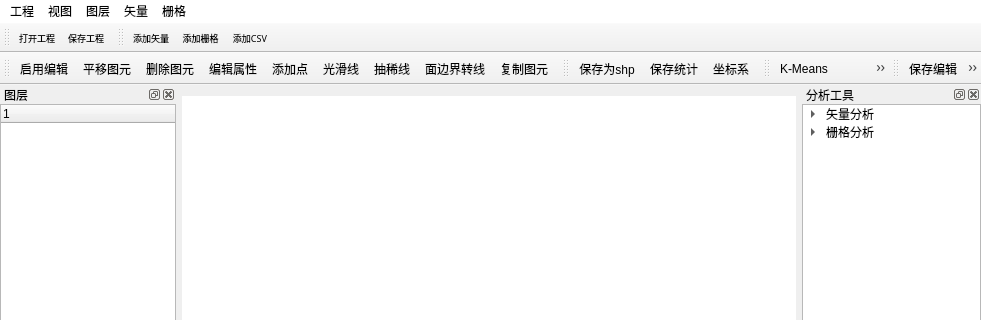
First picture: the form in SearchJourney/MainWidget.ui, repository clydesanchez/SearchJourney, before the edit; both pictures show x 0 to 981 and y 0 to 320 of the 981 by 765 pixel window.
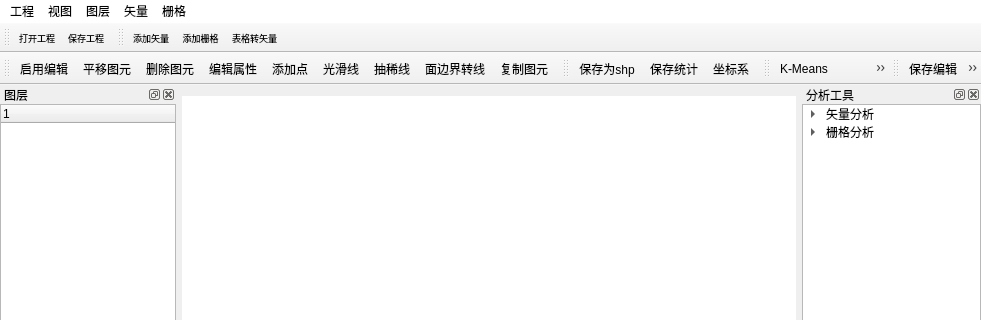
Second picture: the form after the edit. Icons and pictures are not drawn. Custom widgets are drawn as their Qt base class.

```diff
--- a/SearchJourney/MainWidget.ui
+++ b/SearchJourney/MainWidget.ui
@@ -636,7 +636,7 @@
      <normaloff>:/resource/添加CSV图层.png</normaloff>:/resource/添加CSV图层.png</iconset>
    </property>
    <property name="text">
-    <string>添加CSV</string>
+    <string>表格转矢量</string>
    </property>
   </action>
   <action name="ctrlKMeansAction">
```
